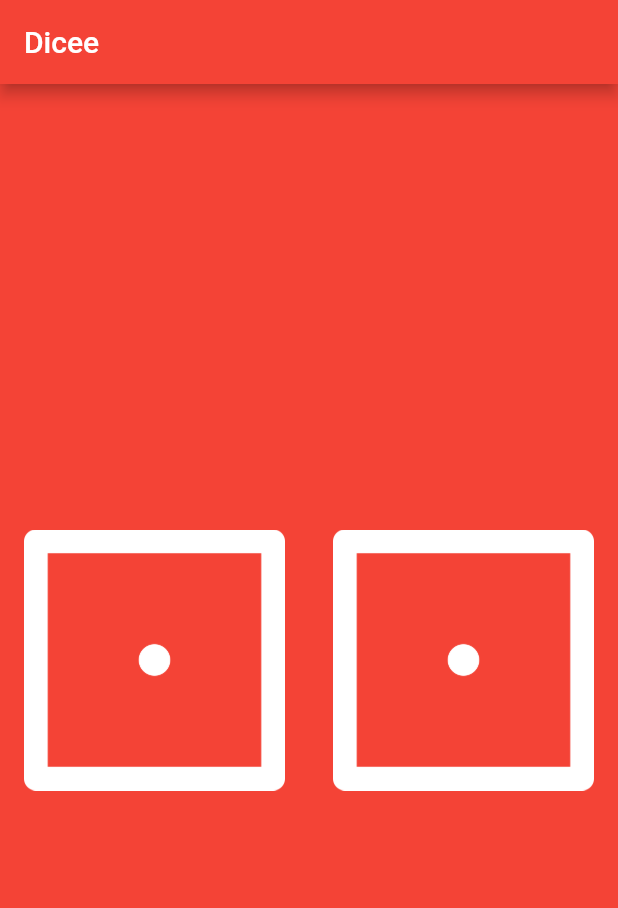
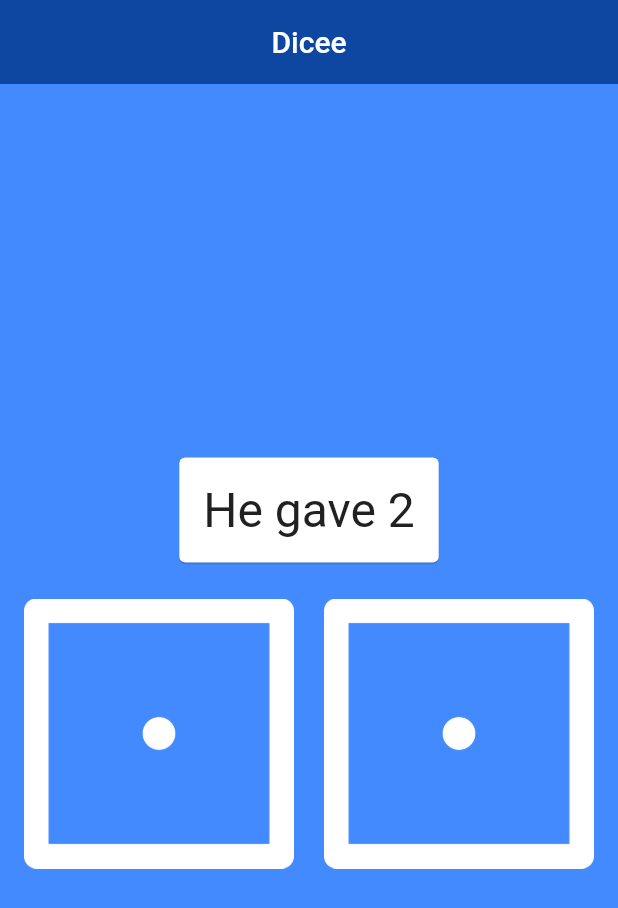
Before and after one commit to edilson-rodrigues/dicee_flutter, a Flutter app: the screen it shows after launch, on a phone screen of 412 x 824 dp. Shown: the top 908 px of the screen. Run offline on Flutter 3.47's test engine with Material 2 defaults, Android fonts, the phone set to English and light mode, and no system bars.

Commit message:
Dicee Done

```diff
--- a/lib/main.dart
+++ b/lib/main.dart
@@ -5,10 +5,12 @@ void main() {
   return runApp(
     MaterialApp(
       home: Scaffold(
-        backgroundColor: Colors.red,
+        backgroundColor: Colors.blueAccent,
         appBar: AppBar(
+          elevation: 0,
           title: Text('Dicee'),
-          backgroundColor: Colors.red,
+          centerTitle: true,
+          backgroundColor: Colors.blue[900],
         ),
         body: DicePage(),
       ),
@@ -25,37 +27,58 @@ class _DicePageState extends State<DicePage> {
   int leftDiceNumber = 1;
   int rightDiceNumber = 1;
   final int maxDicesNumber = 6;
+  int result = 2;
 
   void rollDice() {
     setState(() {
       leftDiceNumber = Random().nextInt(maxDicesNumber) + 1;
       rightDiceNumber = Random().nextInt(maxDicesNumber) + 1;
+      result = leftDiceNumber + rightDiceNumber;
     });
   }
 
   @override
   Widget build(BuildContext context) {
-    return Center(
+    return Column(
+      mainAxisAlignment: MainAxisAlignment.center,
+      children: [
+        Card(
+          elevation: 0.5,
+          child: Padding(
+            padding: const EdgeInsets.all(16.0),
+            child: Text(
+              'He gave $result',
+              style: TextStyle(
+                fontSize: 32,
+                color: Color(0xFF212121),
+              ),
+            ),
+          ),
+        ),
+        SizedBox(
+          height: 20.0,
+        ),
+        FlatButton(
+          onPressed: () => rollDice(),
           child: Row(
             children: [
               Expanded(
-            child: FlatButton(
-              onPressed: () => rollDice(),
                 child: Image.asset(
                   'images/dice$leftDiceNumber.png',
                 ),
               ),
+              SizedBox(
+                width: 20.0,
               ),
               Expanded(
-            child: FlatButton(
-              onPressed: () => rollDice(),
                 child: Image.asset(
                   'images/dice$rightDiceNumber.png',
                 ),
               ),
+            ],
+          ),
         ),
       ],
-      ),
     );
   }
 }
```
Lines whose indentation alone changed are shown as unchanged.
